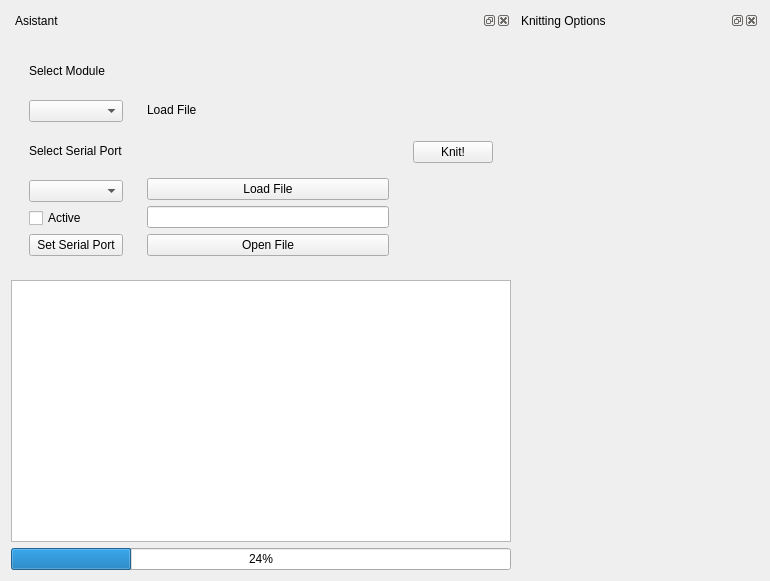
Qt form software/python/ayab/ayab_gui.ui (AllYarnsAreBeautiful/ayab-desktop) before a commit.
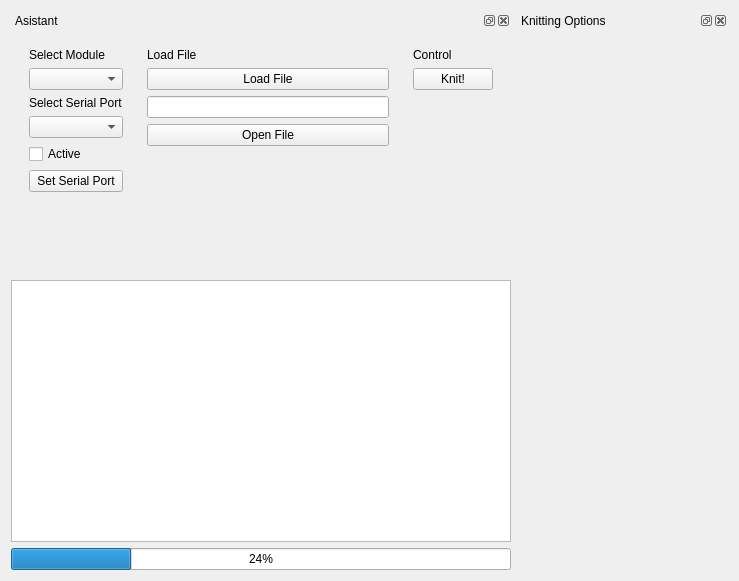
The same form after that commit.

Commit message: adding spacers and labels

What changed in the file:
```diff
--- a/software/python/ayab/ayab_gui.ui
+++ b/software/python/ayab/ayab_gui.ui
@@ -6,7 +6,7 @@
    <rect>
     <x>0</x>
     <y>0</y>
-    <width>770</width>
+    <width>739</width>
     <height>581</height>
    </rect>
   </property>
@@ -40,7 +40,7 @@
      <property name="minimumSize">
       <size>
        <width>500</width>
-       <height>248</height>
+       <height>254</height>
       </size>
      </property>
      <property name="acceptDrops">
@@ -88,6 +88,19 @@
             </property>
            </widget>
           </item>
+          <item>
+           <spacer name="verticalSpacer_3">
+            <property name="orientation">
+             <enum>Qt::Vertical</enum>
+            </property>
+            <property name="sizeHint" stdset="0">
+             <size>
+              <width>20</width>
+              <height>5</height>
+             </size>
+            </property>
+           </spacer>
+          </item>
          </layout>
         </widget>
        </item>
@@ -122,12 +135,32 @@
             </property>
            </widget>
           </item>
+          <item>
+           <spacer name="verticalSpacer_2">
+            <property name="orientation">
+             <enum>Qt::Vertical</enum>
+            </property>
+            <property name="sizeHint" stdset="0">
+             <size>
+              <width>20</width>
+              <height>5</height>
+             </size>
+            </property>
+           </spacer>
+          </item>
          </layout>
         </widget>
        </item>
        <item>
         <widget class="QWidget" name="widget_3" native="true">
          <layout class="QVBoxLayout" name="verticalLayout_3">
+          <item>
+           <widget class="QLabel" name="label_4">
+            <property name="text">
+             <string>Control</string>
+            </property>
+           </widget>
+          </item>
           <item>
            <widget class="QPushButton" name="knit_button">
             <property name="text">
@@ -135,6 +168,19 @@
             </property>
            </widget>
           </item>
+          <item>
+           <spacer name="verticalSpacer">
+            <property name="orientation">
+             <enum>Qt::Vertical</enum>
+            </property>
+            <property name="sizeHint" stdset="0">
+             <size>
+              <width>20</width>
+              <height>5</height>
+             </size>
+            </property>
+           </spacer>
+          </item>
          </layout>
         </widget>
        </item>
```
Left out of the diff: 24 changed lines with no effect on the pictures. The commit also changes 1 other file.
